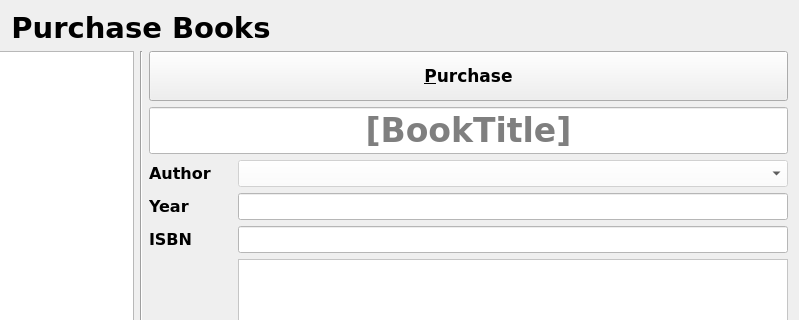
Qt form LibraryManagementSystem/widgets/purchaseBook/purchasebookview.ui (NiroSugir/LibraryManagementSystem) before a commit; both pictures show x 517 to 1316 and y 0 to 320 of the 1316 by 882 pixel window.
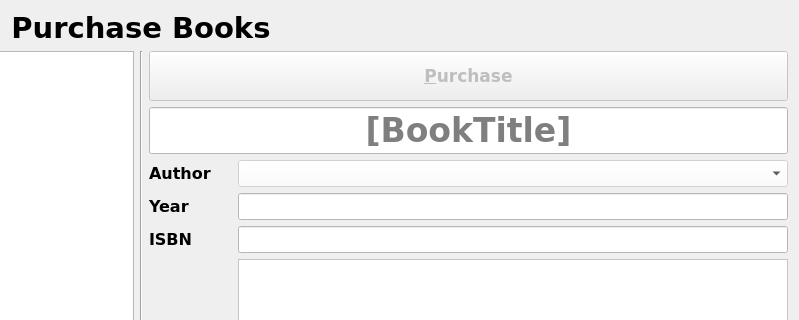
The same form after that commit.

Diff of the .ui file:
```diff
--- a/LibraryManagementSystem/widgets/purchaseBook/purchasebookview.ui
+++ b/LibraryManagementSystem/widgets/purchaseBook/purchasebookview.ui
@@ -294,6 +294,9 @@
        </item>
        <item row="2" column="0" colspan="2">
         <widget class="QPushButton" name="buttonPurchaseBook">
+         <property name="enabled">
+          <bool>false</bool>
+         </property>
          <property name="minimumSize">
           <size>
            <width>0</width>
```
